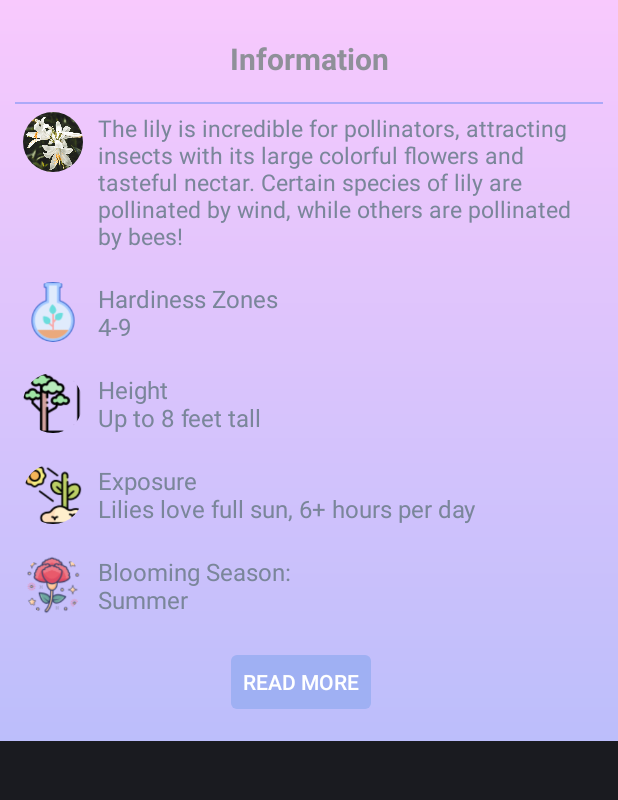
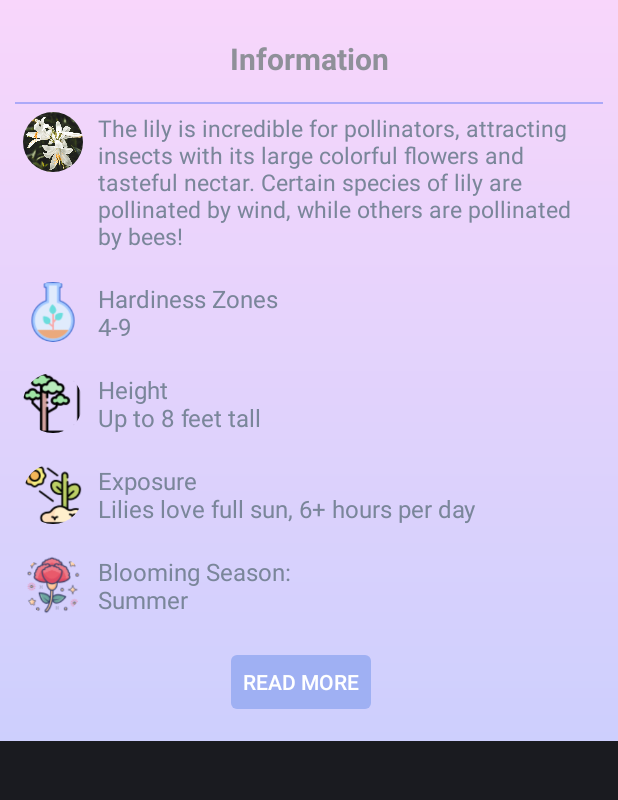
Before and after one commit to aayu5hgit/Image-Classifier, an Android app: the layout activity_information.xml on its own in the app's theme, with its tools: preview values and no code run, on a phone screen of 412 x 824 dp, the part 84-884 px from its top. Run offline under Robolectric (Android 15) with nearby library versions, the phone set to English and light mode, and no system bars; plain views replace RoundedImageView; Roboto replaces fonts that are not available here.

Commit message:
Dataset Updated

```diff
--- a/app/src/main/java/app/ij/mlwithtensorflowlite/MainActivity.java
+++ b/app/src/main/java/app/ij/mlwithtensorflowlite/MainActivity.java
@@ -175,7 +175,7 @@ public class MainActivity extends AppCompatActivity {
                     maxPos = i;
                 }
             }
-            String[] classes = {"Sunflower", "Tulip", "Daisy", "Lily"};
+            String[] classes = {"Sunflower", "Lily", "Daisy", "Rose", "Snowdrop", "Bluebell", "Daffodil", "Dandelion"};
             result.setText(classes[maxPos]);
 
             String s = "";
--- a/app/src/main/res/drawable/bottom_sheet_bg.xml
+++ b/app/src/main/res/drawable/bottom_sheet_bg.xml
@@ -5,8 +5,8 @@
 
 
     <gradient
-        android:startColor="#BCBEFB"
-        android:endColor="#F8C9FD"
+        android:startColor="#CDCFFD"
+        android:endColor="#F8D6FB"
         android:angle="90"
         />
 
```
Also changed, not shown: 1 other file.
